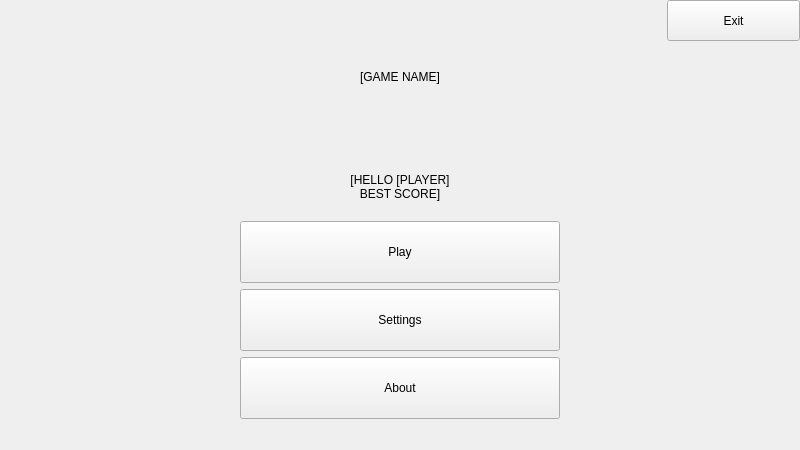
Old version of the form src/menu/mainwindow.ui in the repository VKuzia/cat-circus.
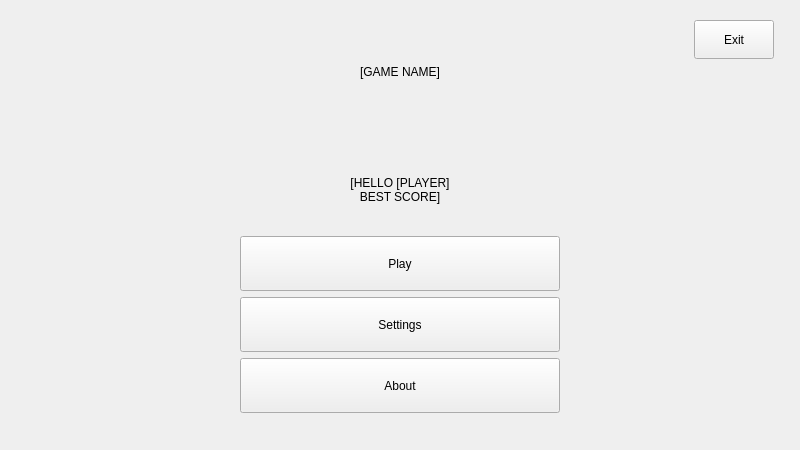
New version of the form. Icons and pictures are not drawn. Custom widgets are drawn as their Qt base class.

The edit to the form file:
```diff
--- a/src/menu/mainwindow.ui
+++ b/src/menu/mainwindow.ui
@@ -12,8 +12,8 @@
   </property>
   <property name="minimumSize">
    <size>
-    <width>800</width>
-    <height>450</height>
+    <width>0</width>
+    <height>0</height>
    </size>
   </property>
   <property name="baseSize">
@@ -25,9 +25,6 @@
   <property name="windowTitle">
    <string> Cat Circus</string>
   </property>
-  <property name="autoFillBackground">
-   <bool>false</bool>
-  </property>
   <widget class="QWidget" name="ui_central_widget_">
    <property name="baseSize">
     <size>
@@ -45,6 +42,9 @@
     <property name="spacing">
      <number>0</number>
     </property>
+    <property name="sizeConstraint">
+     <enum>QLayout::SetDefaultConstraint</enum>
+    </property>
     <property name="leftMargin">
      <number>0</number>
     </property>
@@ -59,14 +59,20 @@
     </property>
     <item>
      <widget class="QStackedWidget" name="ui_base_stacked_widget_">
-      <property name="currentIndex">
+      <property name="frameShape">
+       <enum>QFrame::NoFrame</enum>
+      </property>
+      <property name="lineWidth">
        <number>0</number>
       </property>
       <widget class="QWidget" name="ui_game_page_">
-       <layout class="QVBoxLayout" name="verticalLayout_2">
+       <layout class="QVBoxLayout" name="verticalLayout_3">
         <property name="spacing">
          <number>0</number>
         </property>
+        <property name="sizeConstraint">
+         <enum>QLayout::SetDefaultConstraint</enum>
+        </property>
         <property name="leftMargin">
          <number>0</number>
         </property>
@@ -100,10 +106,7 @@
              <verstretch>0</verstretch>
             </sizepolicy>
            </property>
-           <property name="autoFillBackground">
-            <bool>false</bool>
-           </property>
-           <layout class="QHBoxLayout" name="horizontalLayout">
+           <layout class="QVBoxLayout" name="verticalLayout_2">
             <property name="spacing">
              <number>0</number>
             </property>
@@ -141,10 +144,13 @@
                </spacer>
               </item>
               <item>
-               <layout class="QVBoxLayout" name="mainVLayout" stretch="2,0,3">
+               <layout class="QVBoxLayout" name="mainVLayout" stretch="8,3,12">
                 <property name="spacing">
                  <number>20</number>
                 </property>
+                <property name="sizeConstraint">
+                 <enum>QLayout::SetDefaultConstraint</enum>
+                </property>
                 <item>
                  <widget class="QLabel" name="ui_game_name_label_">
                   <property name="sizePolicy">
@@ -179,24 +185,30 @@
                  </widget>
                 </item>
                 <item>
-                 <layout class="QHBoxLayout" name="mainButtonLayout" stretch="1,3,1">
+                 <layout class="QVBoxLayout" name="button_layout_" stretch="3,3,3,2">
+                  <property name="sizeConstraint">
+                   <enum>QLayout::SetDefaultConstraint</enum>
+                  </property>
                   <item>
-                   <spacer name="leftSpacer">
-                    <property name="orientation">
-                     <enum>Qt::Horizontal</enum>
+                   <layout class="QHBoxLayout" name="horizontalLayout_2" stretch="1,3,1">
+                    <property name="sizeConstraint">
+                     <enum>QLayout::SetDefaultConstraint</enum>
                     </property>
-                    <property name="sizeHint" stdset="0">
-                     <size>
-                      <width>40</width>
-                      <height>20</height>
-                     </size>
-                    </property>
-                   </spacer>
-                  </item>
-                  <item>
-                   <layout class="QVBoxLayout" name="buttonLayout" stretch="2,2,2,1">
                     <item>
-                     <widget class="QPushButton" name="ui_play_button_">
+                     <spacer name="horizontalSpacer">
+                      <property name="orientation">
+                       <enum>Qt::Horizontal</enum>
+                      </property>
+                      <property name="sizeHint" stdset="0">
+                       <size>
+                        <width>40</width>
+                        <height>20</height>
+                       </size>
+                      </property>
+                     </spacer>
+                    </item>
+                    <item>
+                     <widget class="Button" name="ui_play_button_">
                       <property name="sizePolicy">
                        <sizepolicy hsizetype="Expanding" vsizetype="Expanding">
                         <horstretch>0</horstretch>
@@ -212,7 +224,37 @@
                      </widget>
                     </item>
                     <item>
-                     <widget class="QPushButton" name="ui_settings_button_">
+                     <spacer name="horizontalSpacer_4">
+                      <property name="orientation">
+                       <enum>Qt::Horizontal</enum>
+                      </property>
+                      <property name="sizeHint" stdset="0">
+                       <size>
+                        <width>40</width>
+                        <height>20</height>
+                       </size>
+                      </property>
+                     </spacer>
+                    </item>
+                   </layout>
+                  </item>
+                  <item>
+                   <layout class="QHBoxLayout" name="horizontalLayout_4" stretch="1,3,1">
+                    <item>
+                     <spacer name="horizontalSpacer_6">
+                      <property name="orientation">
+                       <enum>Qt::Horizontal</enum>
+                      </property>
+                      <property name="sizeHint" stdset="0">
+                       <size>
+                        <width>40</width>
+                        <height>20</height>
+                       </size>
+                      </property>
+                     </spacer>
+                    </item>
+                    <item>
+                     <widget class="Button" name="ui_settings_button_">
                       <property name="sizePolicy">
                        <sizepolicy hsizetype="Expanding" vsizetype="Expanding">
                         <horstretch>0</horstretch>
@@ -225,7 +267,37 @@
                      </widget>
                     </item>
                     <item>
-                     <widget class="QPushButton" name="ui_about_button_">
+                     <spacer name="horizontalSpacer_3">
+                      <property name="orientation">
+                       <enum>Qt::Horizontal</enum>
+                      </property>
+                      <property name="sizeHint" stdset="0">
+                       <size>
+                        <width>40</width>
+                        <height>20</height>
+                       </size>
+                      </property>
+                     </spacer>
+                    </item>
+                   </layout>
+                  </item>
+                  <item>
+                   <layout class="QHBoxLayout" name="horizontalLayout_3" stretch="1,3,1">
+                    <item>
+                     <spacer name="horizontalSpacer_5">
+                      <property name="orientation">
+                       <enum>Qt::Horizontal</enum>
+                      </property>
+                      <property name="sizeHint" stdset="0">
+                       <size>
+                        <width>40</width>
+                        <height>20</height>
+                       </size>
+                      </property>
+                     </spacer>
+                    </item>
+                    <item>
+                     <widget class="Button" name="ui_about_button_">
                       <property name="sizePolicy">
                        <sizepolicy hsizetype="Expanding" vsizetype="Expanding">
                         <horstretch>0</horstretch>
@@ -238,14 +310,14 @@
                      </widget>
                     </item>
                     <item>
-                     <spacer name="verticalSpacer_2">
+                     <spacer name="horizontalSpacer_2">
                       <property name="orientation">
-                       <enum>Qt::Vertical</enum>
+                       <enum>Qt::Horizontal</enum>
                       </property>
                       <property name="sizeHint" stdset="0">
                        <size>
-                        <width>20</width>
-                        <height>40</height>
+                        <width>40</width>
+                        <height>20</height>
                        </size>
                       </property>
                      </spacer>
@@ -253,14 +325,14 @@
                    </layout>
                   </item>
                   <item>
-                   <spacer name="rightSpacer">
+                   <spacer name="verticalSpacer_3">
                     <property name="orientation">
-                     <enum>Qt::Horizontal</enum>
+                     <enum>Qt::Vertical</enum>
                     </property>
                     <property name="sizeHint" stdset="0">
                      <size>
-                      <width>40</width>
-                      <height>20</height>
+                      <width>20</width>
+                      <height>40</height>
                      </size>
                     </property>
                    </spacer>
@@ -270,23 +342,7 @@
                </layout>
               </item>
               <item>
-               <layout class="QVBoxLayout" name="verticalLayout_3" stretch="1,10">
-                <item>
-                 <widget class="QPushButton" name="ui_exit_button_">
-                  <property name="sizePolicy">
-                   <sizepolicy hsizetype="Expanding" vsizetype="Expanding">
-                    <horstretch>0</horstretch>
-                    <verstretch>0</verstretch>
-                   </sizepolicy>
-                  </property>
-                  <property name="text">
-                   <string>Exit</string>
-                  </property>
-                  <property name="shortcut">
-                   <string>Esc</string>
-                  </property>
-                 </widget>
-                </item>
+               <layout class="QVBoxLayout" name="exitVerticalLayout" stretch="1,2,20">
                 <item>
                  <spacer name="verticalSpacer">
                   <property name="orientation">
@@ -300,6 +356,65 @@
                   </property>
                  </spacer>
                 </item>
+                <item>
+                 <layout class="QHBoxLayout" name="horizontalLayout_5" stretch="1,3,1">
+                  <item>
+                   <spacer name="horizontalSpacer_7">
+                    <property name="orientation">
+                     <enum>Qt::Horizontal</enum>
+                    </property>
+                    <property name="sizeHint" stdset="0">
+                     <size>
+                      <width>40</width>
+                      <height>20</height>
+                     </size>
+                    </property>
+                   </spacer>
+                  </item>
+                  <item>
+                   <widget class="Button" name="ui_exit_button_">
+                    <property name="sizePolicy">
+                     <sizepolicy hsizetype="Expanding" vsizetype="Expanding">
+                      <horstretch>0</horstretch>
+                      <verstretch>0</verstretch>
+                     </sizepolicy>
+                    </property>
+                    <property name="text">
+                     <string>Exit</string>
+                    </property>
+                    <property name="shortcut">
+                     <string>Esc</string>
+                    </property>
+                   </widget>
+                  </item>
+                  <item>
+                   <spacer name="horizontalSpacer_8">
+                    <property name="orientation">
+                     <enum>Qt::Horizontal</enum>
+                    </property>
+                    <property name="sizeHint" stdset="0">
+                     <size>
+                      <width>40</width>
+                      <height>20</height>
+                     </size>
+                    </property>
+                   </spacer>
+                  </item>
+                 </layout>
+                </item>
+                <item>
+                 <spacer name="exitVerticalSpacer">
+                  <property name="orientation">
+                   <enum>Qt::Vertical</enum>
+                  </property>
+                  <property name="sizeHint" stdset="0">
+                   <size>
+                    <width>20</width>
+                    <height>40</height>
+                   </size>
+                  </property>
+                 </spacer>
+                </item>
                </layout>
               </item>
              </layout>
@@ -349,6 +464,11 @@
  </widget>
  <layoutdefault spacing="6" margin="11"/>
  <customwidgets>
+  <customwidget>
+   <class>Button</class>
+   <extends>QPushButton</extends>
+   <header>src/menu/button.h</header>
+  </customwidget>
   <customwidget>
    <class>SettingsWidget</class>
    <extends>QWidget</extends>
```
Left out of the diff: 27 changed lines with no effect on the pictures.
